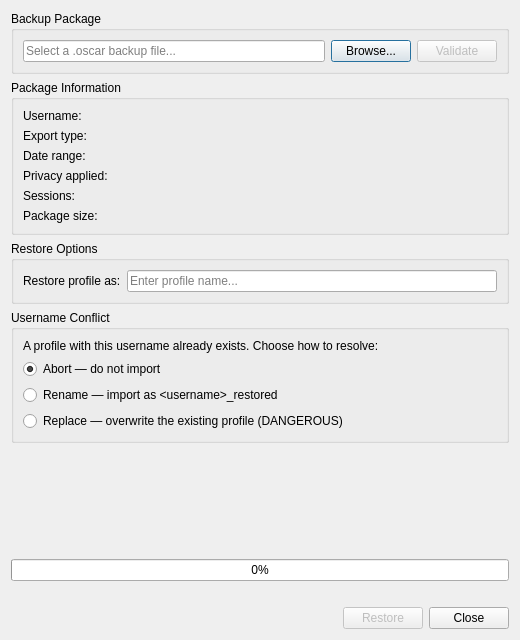
This is oscar/restoredialog.ui in tomasohara/OSCAR-SQL as Qt 5 draws it before an edit. The edited form follows.
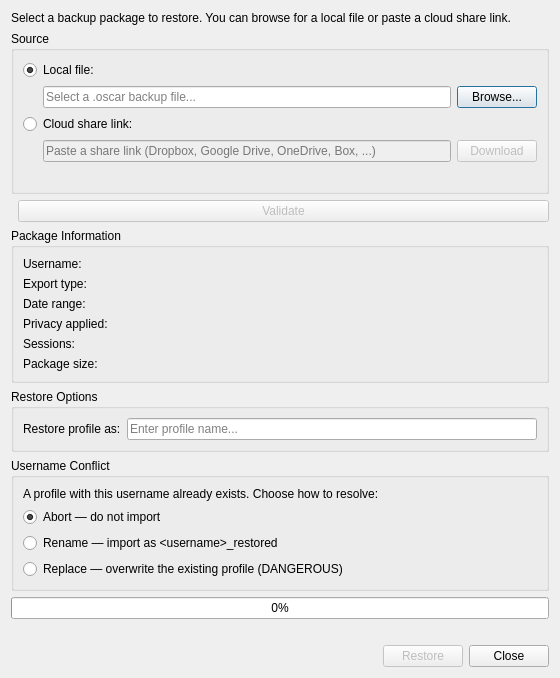
This is the edited form.

Commit message: Restore profile from a cloud URL for supported cloud services.

```diff
--- a/oscar/restoredialog.ui
+++ b/oscar/restoredialog.ui
@@ -6,7 +6,7 @@
    <rect>
     <x>0</x>
     <y>0</y>
-    <width>520</width>
+    <width>560</width>
     <height>640</height>
    </rect>
   </property>
@@ -16,41 +16,173 @@
   <layout class="QVBoxLayout" name="mainLayout">
    <!-- Package file selection row -->
    <item>
-    <widget class="QGroupBox" name="fileGroup">
+    <widget class="QLabel" name="introLabel">
+     <property name="text">
+      <string>Select a backup package to restore. You can browse for a local file or paste a cloud share link.</string>
+     </property>
+     <property name="wordWrap">
+      <bool>true</bool>
+     </property>
+    </widget>
+   </item>
+   <!-- Source selection group -->
+   <item>
+    <widget class="QGroupBox" name="sourceGroup">
      <property name="title">
-      <string>Backup Package</string>
+      <string>Source</string>
      </property>
-     <layout class="QHBoxLayout" name="fileLayout">
+     <layout class="QVBoxLayout" name="sourceLayout">
+      <!-- Local file row -->
       <item>
-       <widget class="QLineEdit" name="packagePathEdit">
-        <property name="placeholderText">
-         <string>Select a .oscar backup file...</string>
+       <widget class="QRadioButton" name="sourceLocalRadio">
+        <property name="text">
+         <string>Local file:</string>
         </property>
-        <property name="readOnly">
+        <property name="checked">
          <bool>true</bool>
         </property>
        </widget>
       </item>
       <item>
-       <widget class="QPushButton" name="browseButton">
-        <property name="text">
-         <string>Browse...</string>
-        </property>
-       </widget>
+       <layout class="QHBoxLayout" name="localFileLayout">
+        <item>
+         <spacer name="localIndentSpacer">
+          <property name="orientation">
+           <enum>Qt::Orientation::Horizontal</enum>
+          </property>
+          <property name="sizeType">
+           <enum>QSizePolicy::Fixed</enum>
+          </property>
+          <property name="sizeHint" stdset="0">
+           <size>
+            <width>20</width>
+            <height>0</height>
+           </size>
+          </property>
+         </spacer>
+        </item>
+        <item>
+         <widget class="QLineEdit" name="packagePathEdit">
+          <property name="placeholderText">
+           <string>Select a .oscar backup file...</string>
+          </property>
+          <property name="readOnly">
+           <bool>true</bool>
+          </property>
+         </widget>
+        </item>
+        <item>
+         <widget class="QPushButton" name="browseButton">
+          <property name="text">
+           <string>Browse...</string>
+          </property>
+         </widget>
+        </item>
+       </layout>
       </item>
+      <!-- URL row -->
       <item>
-       <widget class="QPushButton" name="validateButton">
+       <widget class="QRadioButton" name="sourceUrlRadio">
         <property name="text">
-         <string>Validate</string>
+         <string>Cloud share link:</string>
         </property>
-        <property name="enabled">
-         <bool>false</bool>
-        </property>
        </widget>
       </item>
+      <item>
+       <layout class="QHBoxLayout" name="urlLayout">
+        <item>
+         <spacer name="urlIndentSpacer">
+          <property name="orientation">
+           <enum>Qt::Orientation::Horizontal</enum>
+          </property>
+          <property name="sizeType">
+           <enum>QSizePolicy::Fixed</enum>
+          </property>
+          <property name="sizeHint" stdset="0">
+           <size>
+            <width>20</width>
+            <height>0</height>
+           </size>
+          </property>
+         </spacer>
+        </item>
+        <item>
+         <widget class="QLineEdit" name="urlEdit">
+          <property name="placeholderText">
+           <string>Paste a share link (Dropbox, Google Drive, OneDrive, Box, ...)</string>
+          </property>
+          <property name="enabled">
+           <bool>false</bool>
+          </property>
+         </widget>
+        </item>
+        <item>
+         <widget class="QPushButton" name="downloadButton">
+          <property name="text">
+           <string>Download</string>
+          </property>
+          <property name="enabled">
+           <bool>false</bool>
+          </property>
+         </widget>
+        </item>
+       </layout>
+      </item>
+      <item>
+       <layout class="QHBoxLayout" name="providerHintLayout">
+        <item>
+         <spacer name="hintIndentSpacer">
+          <property name="orientation">
+           <enum>Qt::Orientation::Horizontal</enum>
+          </property>
+          <property name="sizeType">
+           <enum>QSizePolicy::Fixed</enum>
+          </property>
+          <property name="sizeHint" stdset="0">
+           <size>
+            <width>20</width>
+            <height>0</height>
+           </size>
+          </property>
+         </spacer>
+        </item>
+        <item>
+         <widget class="QLabel" name="providerHintLabel">
+          <property name="text">
+           <string/>
+          </property>
+          <property name="styleSheet">
+           <string>color: gray; font-size: small;</string>
+          </property>
+         </widget>
+        </item>
+       </layout>
+      </item>
      </layout>
     </widget>
    </item>
+   <!-- Validate button (separate from source group for clarity) -->
+   <item>
+    <layout class="QHBoxLayout" name="validateLayout">
+     <item>
+      <spacer name="validateSpacer">
+       <property name="orientation">
+        <enum>Qt::Orientation::Horizontal</enum>
+       </property>
+      </spacer>
+     </item>
+     <item>
+      <widget class="QPushButton" name="validateButton">
+       <property name="text">
+        <string>Validate</string>
+       </property>
+       <property name="enabled">
+        <bool>false</bool>
+       </property>
+      </widget>
+     </item>
+    </layout>
+   </item>
    <!-- Package info group (hidden until validated) -->
    <item>
     <widget class="QGroupBox" name="infoGroup">
```
Left out of the diff: 2 changed lines with no effect on the pictures. The commit also changes 7 other files.
